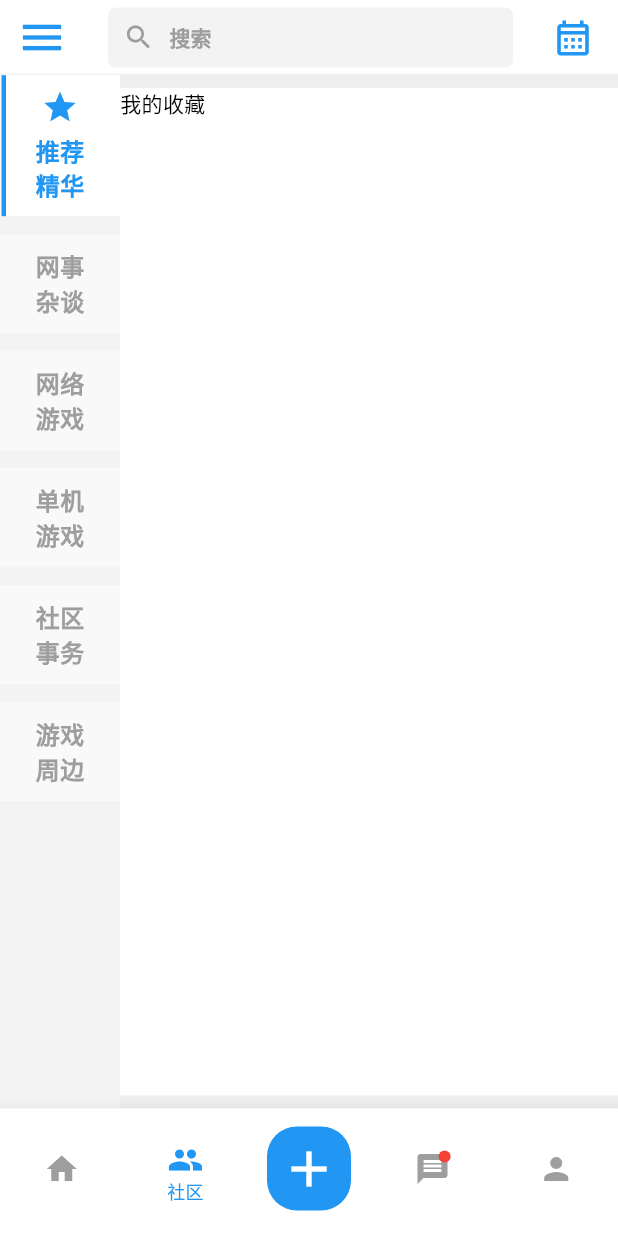
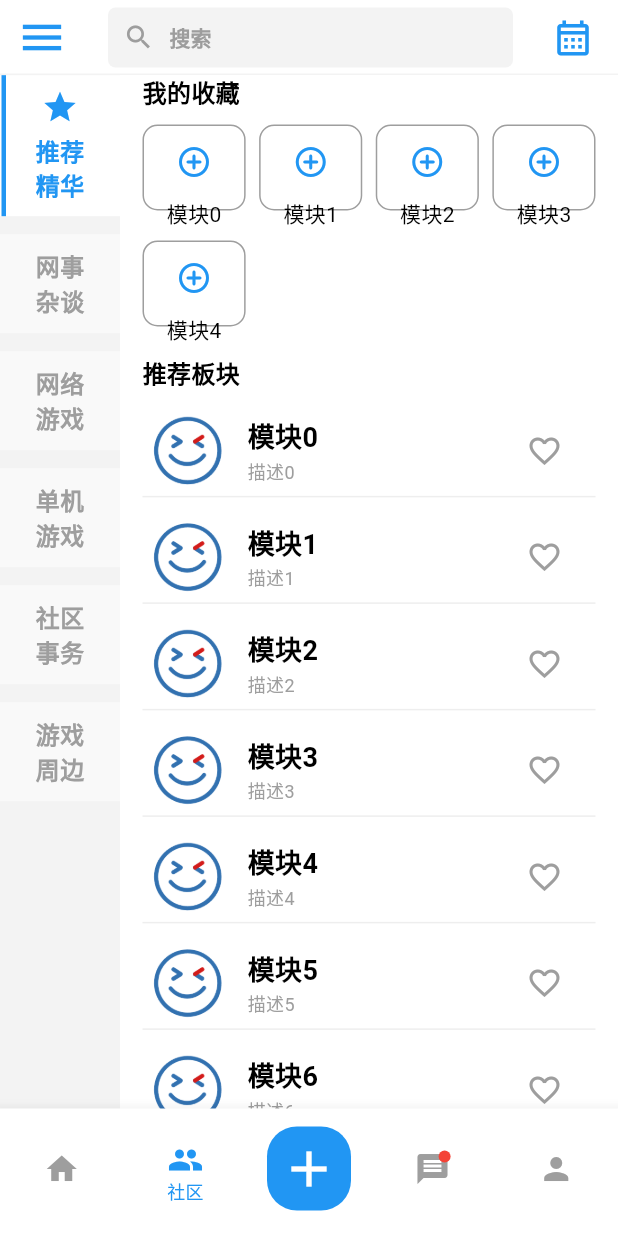
Before and after one commit to sudafin/xingxing_forum_app, a Flutter app: the screen it shows after launch, item 2 of the bottom bar chosen, on a phone screen of 412 x 824 dp. Run offline on Flutter 3.47's test engine with Material 3 defaults, Android fonts, the phone set to English and light mode, and no system bars; our stand-ins replace event_bus, fluttertoast, font_awesome_flutter, image_picker, logger, package_info_plus and 1 more; missing offline and left inert: android_intent_plus, clipboard, video_compress; network calls fail; Roboto replaces fonts that are missing (PingFangSC-Regular).

Commit message:
feat(group): 重构收藏推荐页面布局
- 重新设计了收藏推荐页面的布局结构，增加了宫格布局和列表布局
- 添加了新的模块组件，优化了界面展示效果
- 调整了导航栏图标，更符合页面主题

```diff
--- a/lib/pages/group/group_menu/favorite_recommend.dart
+++ b/lib/pages/group/group_menu/favorite_recommend.dart
@@ -2,6 +2,7 @@ import 'package:flutter/material.dart';
 import 'package:provider/provider.dart';
 import 'package:xingxing_forum_app/utils/size_fit.dart';
 import '../../../store/store_viewmodel.dart';
+import '../../../widgets/module_widget.dart';
 
 class FavoriteRecommend extends StatelessWidget {
   const FavoriteRecommend({super.key});
@@ -11,18 +12,116 @@ class FavoriteRecommend extends StatelessWidget {
   Color backgroundColor = context.watch<StoreViewModel>().theme == Brightness.light
               ? Colors.white
               : Colors.black;
-    return SingleChildScrollView(
-      child: Container(
-        color: backgroundColor,
-        height: SizeFit.screenHeight * 0.815,
+    return LayoutBuilder(
+      builder: (context, constraints) {
+        return SingleChildScrollView(
+          child: ConstrainedBox(
+           //把ScrollView的高度设置为父容器的高度,也就是屏幕的高度
+            constraints: BoxConstraints(minHeight: constraints.maxHeight),
+            child: Container(
+              color: backgroundColor,
+              padding: EdgeInsets.only(left: 15, right: 15, bottom: 10),
+              child: Column(
+                crossAxisAlignment: CrossAxisAlignment.start,
+                children: [
+                  _buildFavoriteItem(),
+                  SizedBox(height: 20),
+                  _buildRecommendItem(),
+                ],
+              ),
+            ),
+          ),
+        );
+      },
+    );
+  }
+  Widget _buildFavoriteItem(){
+  //设置数据
+    List<Widget> favoriteList = [];
+    for(int i = 0; i < 5; i++){
+      favoriteList.add(Container(
+        decoration: BoxDecoration(
+           border: Border.all(color: Colors.grey, width: 1),
+          borderRadius: BorderRadius.circular(10),
+        ),
         child: Column(
-          crossAxisAlignment: CrossAxisAlignment.start,
-          mainAxisSize: MainAxisSize.min,
           children: [
-          Text('我的收藏'),
+            IconButton(onPressed: (){}, icon: Icon(Icons.add_circle_outline_rounded),color: Colors.blue,),
+            Text('模块$i'),
+          ],
+        ),
+      ));
+    }
+    return Container(
+    // 设置宽度不用设置高度,让GridView根据内容自适应高度
+      width: SizeFit.screenWidth,
+      child: Column(
+        mainAxisSize: MainAxisSize.min,
+        crossAxisAlignment: CrossAxisAlignment.start,
+        children: [
+          Text('我的收藏', style: TextStyle(fontSize: 16, fontWeight: FontWeight.bold),),
+          SizedBox(height: 10,),
+          GridView.builder(
+            // 让GridView根据内容自适应高度
+            // 反之false它会占据整个屏幕,前提是外层设置高度,如果外层没有设置高度会报错,
+            // 且还需要Expanded来设置Grid,这样它就会在这个容器内滑动,注意physic不要设置NeverScrollableScrollPhysics()
+            shrinkWrap: true,
+            // 禁止GridView滚动
+            physics: NeverScrollableScrollPhysics(),
+            gridDelegate: SliverGridDelegateWithFixedCrossAxisCount(
+              crossAxisCount: 4,
+              // 设置主轴间距
+              mainAxisSpacing: 20,
+              // 设置交叉轴间距
+              crossAxisSpacing: 9,
+              // 设置子控件的宽高比
+              childAspectRatio: 1.2,
+            ),
+            // 设置item数量
+            itemCount: favoriteList.length,
+            // 设置item的构造器
+            itemBuilder: (context, index) {
+              return favoriteList[index];
+            },
+          ),
         ],
-      ),
       ),
     );
   }
+  Widget _buildRecommendItem(){
+  //设置数据
+    List<Widget> recommendList = [];
+    for(int i = 0; i < 10; i++){
+      recommendList.add(Container(
+        margin: EdgeInsets.only(bottom: 10),
+        decoration: BoxDecoration(
+        //底部设置
+           border: Border(bottom: BorderSide(color: Colors.grey[200]!, width: 1))
+        ),
+        child: ModuleWidget(title: '模块$i', image: AssetImage('assets/images/emoji.png'), description: '描述$i',),
+      ));
+    }
+    return Container(
+      // 设置宽度不用设置高度,让GridView根据内容自适应高度
+      width: SizeFit.screenWidth,
+      child:Column(
+        crossAxisAlignment: CrossAxisAlignment.start,
+        children: [
+          Text('推荐板块', style: TextStyle(fontSize: 16, fontWeight: FontWeight.bold),),
+          SizedBox(height: 10,),
+          ListView.builder(
+            shrinkWrap: true,
+            // 禁止ListView滚动
+            physics: NeverScrollableScrollPhysics(),
+            itemCount: recommendList.length,
+
+            itemBuilder: (context, index) {
+              return recommendList[index];
+            },
+          ),
+        ],
+      ),
+    );
+  }
+
 }
--- a/lib/pages/group/init_data.dart
+++ b/lib/pages/group/init_data.dart
@@ -19,8 +19,8 @@ class GroupNav {
         label: SizedBox.shrink(),
       ),
       NavigationRailDestination(
-        icon: _navItem(Icons.mobile_friendly, '网络\n游戏', false),
-        selectedIcon: _navItem(Icons.mobile_friendly, '网络\n游戏', true),
+        icon: _navItem(Icons.online_prediction, '网络\n游戏', false),
+        selectedIcon: _navItem(Icons.online_prediction, '网络\n游戏', true),
         label: SizedBox.shrink(),
       ),
       NavigationRailDestination(
--- /dev/null
+++ b/lib/widgets/module_widget.dart
@@ -0,0 +1,75 @@
+import 'package:flutter/material.dart';
+import 'package:xingxing_forum_app/utils/size_fit.dart';
+
+class ModuleWidget extends StatefulWidget {
+  final String title;
+  final ImageProvider image;
+  final String description;
+  const ModuleWidget(
+      {super.key,
+      required this.title,
+      required this.image,
+      required this.description});
+
+  @override
+  ModuleWidgetState createState() => ModuleWidgetState();
+}
+
+class ModuleWidgetState extends State<ModuleWidget> {
+  bool isFavorite = false;
+  @override
+  Widget build(BuildContext context) {
+    return Container(
+      child: Row(
+        children: [
+          // 头像
+          CircleAvatar(
+            backgroundImage: widget.image,
+            backgroundColor: Colors.transparent,
+            radius: 30,
+          ),
+          SizedBox(
+            width: 10,
+          ),
+          // 标题和描述还有收藏按钮,需要设置一个容器,设置宽度
+          Container(
+            width: SizeFit.screenWidth - 190,
+            child: Row(
+              mainAxisAlignment: MainAxisAlignment.spaceBetween,
+            children: [
+            // 标题和描述
+              Column(
+                crossAxisAlignment: CrossAxisAlignment.start,
+                children: [
+                  Text(
+                    widget.title,
+                    style: TextStyle(fontSize: 18, fontWeight: FontWeight.bold),
+                  ),
+                  Text(
+                    widget.description,
+                    style: TextStyle(fontSize: 12, color: Colors.grey),
+                  ),
+                ],
+              ),
+
+              // 收藏按钮
+              IconButton(
+                onPressed: () {
+                  setState(() {
+                    isFavorite = !isFavorite;
+                  });
+                },
+                icon: Icon(isFavorite
+                    ? Icons.favorite
+                    : Icons.favorite_border_outlined),
+                color:isFavorite ? Colors.orange : Colors.grey,
+              ),
+              ],
+            ),
+          ),
+          // 标题和描述
+        ],
+      ),
+    );
+  }
+}
```
